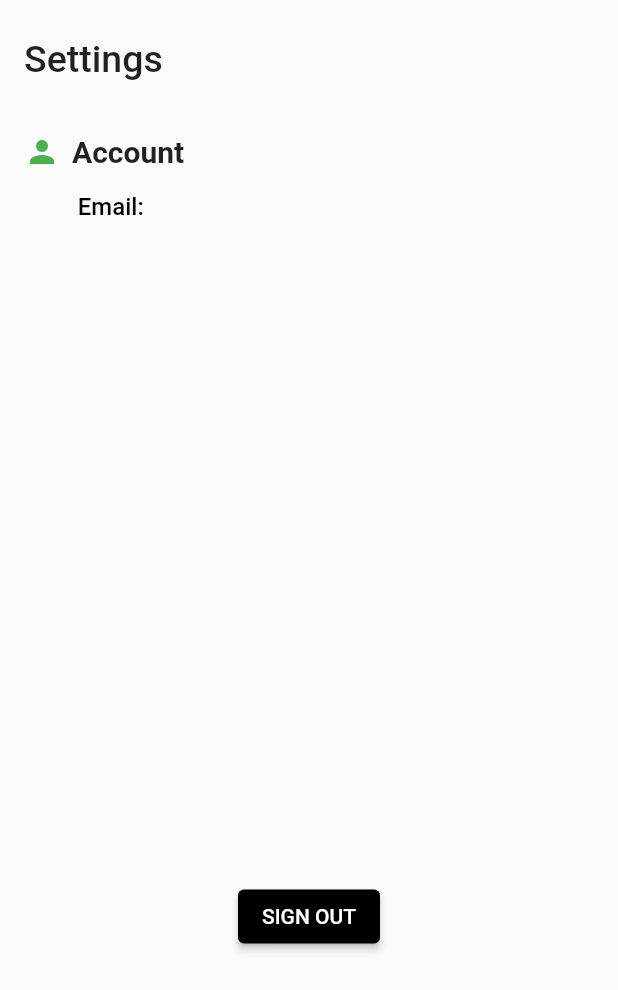
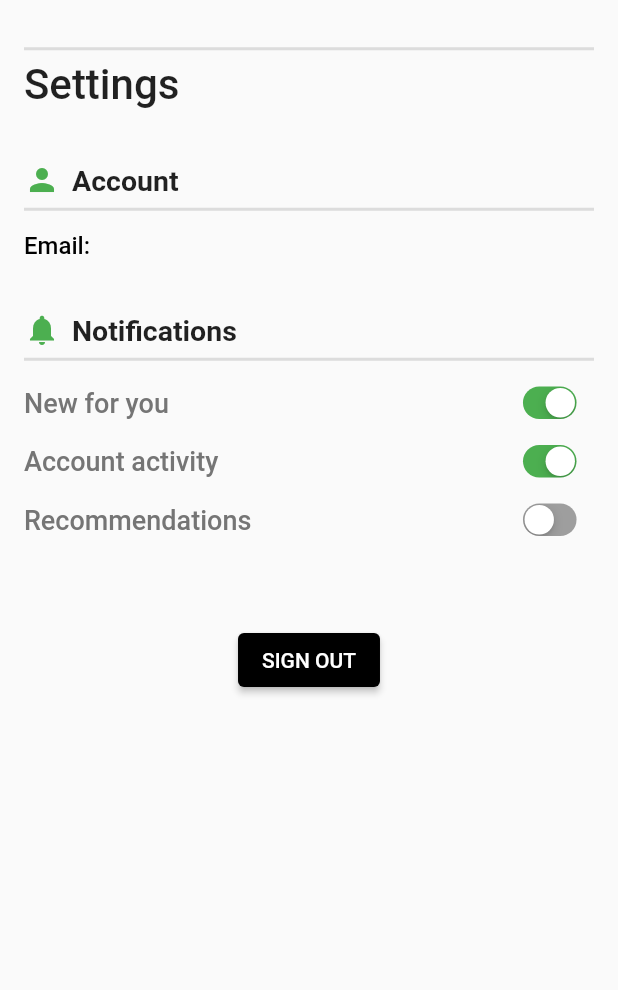
Before and after one commit to lesllarmand/aplicatie_licenta, a Flutter app: the SettingsPage screen opened directly, on a phone screen of 412 x 824 dp. Shown: the top 990 px of the screen. Run offline on Flutter 3.47's test engine with Material 2 defaults, Android fonts, the light colour scheme and no system bars; our stand-ins replace cloud_firestore, connectivity_plus, firebase_auth, firebase_core, fluttertoast, font_awesome_flutter and 5 more; missing offline and left inert: twitter_login; accounts and stored records are empty.

Commit message:
Settings Page done.
Finished Settings page design and functionality. Added Account section with the current email address of the user and added notifications section from which the user can select wether to receive certain notifications or not.

```diff
--- a/lib/User_Logged_In/settings.dart
+++ b/lib/User_Logged_In/settings.dart
@@ -2,6 +2,7 @@
 
 import 'package:cloud_firestore/cloud_firestore.dart';
 import 'package:firebase_auth/firebase_auth.dart';
+import 'package:flutter/cupertino.dart';
 import 'package:flutter/material.dart';
 import 'package:service_now/Models/user_model.dart';
 import 'package:service_now/Utils/next_screen.dart';
@@ -13,6 +14,27 @@ class SettingsPage extends StatefulWidget {
 }
 
 class _SettingsPageState extends State<SettingsPage> {
+  bool value1 = true;
+  bool value2 = true;
+  bool value3 = false;
+  onChange1(bool newValue1) {
+    setState(() {
+      value1 = newValue1;
+    });
+  }
+
+  onChange2(bool newValue2) {
+    setState(() {
+      value2 = newValue2;
+    });
+  }
+
+  onChange3(bool newValue3) {
+    setState(() {
+      value3 = newValue3;
+    });
+  }
+
   User? user = FirebaseAuth.instance.currentUser;
   UserModel loggedInUser = UserModel();
 
@@ -36,9 +58,13 @@ class _SettingsPageState extends State<SettingsPage> {
         padding: EdgeInsets.only(left: 16, top: 25, right: 16),
         child: ListView(
           children: [
+            Divider(
+              height: 15,
+              thickness: 2,
+            ),
             Text(
               "Settings",
-              style: TextStyle(fontSize: 25, fontWeight: FontWeight.w500),
+              style: TextStyle(fontSize: 28, fontWeight: FontWeight.w500),
             ),
             SizedBox(
               height: 35,
@@ -54,28 +80,56 @@ class _SettingsPageState extends State<SettingsPage> {
                 ),
                 Text(
                   "Account",
-                  style: TextStyle(fontSize: 20, fontWeight: FontWeight.bold),
+                  style: TextStyle(fontSize: 19, fontWeight: FontWeight.bold),
                 ),
               ],
             ),
-            SizedBox(height: 15),
-            Text("         Email: ${loggedInUser.email}",
+            Divider(
+              height: 15,
+              thickness: 2,
+            ),
+            SizedBox(height: 7),
+            Text("Email: ${loggedInUser.email}",
                 style: TextStyle(
                   fontSize: 16,
                   color: Colors.black,
                   fontWeight: FontWeight.w500,
                 )),
             SizedBox(
-              height: 20,
+              height: 35,
             ),
-            SizedBox(height: 420),
+            Row(
+              children: <Widget>[
+                Icon(
+                  Icons.notifications,
+                  color: Colors.green,
+                ),
+                SizedBox(
+                  width: 8,
+                ),
+                Text(
+                  "Notifications",
+                  style: TextStyle(fontSize: 19, fontWeight: FontWeight.bold),
+                ),
+              ],
+            ),
+            Divider(
+              height: 15,
+              thickness: 2,
+            ),
+            SizedBox(height: 2),
+            buildNotificationOptionRow("New for you", value1, onChange1),
+            buildNotificationOptionRow("Account activity", value2, onChange2),
+            buildNotificationOptionRow("Recommendations", value3, onChange3),
+            SizedBox(
+              height: 50,
+            ),
             Center(
               child: ElevatedButton(
                   style: ElevatedButton.styleFrom(
                     primary: Colors.black, // Background color
                   ),
                   onPressed: () {
-                    logout(context);
                     nextScreenReplace(context, const WelcomePageScreen());
                   },
                   child: const Text("SIGN OUT",
@@ -89,6 +143,32 @@ class _SettingsPageState extends State<SettingsPage> {
     );
   }
 
+  Row buildNotificationOptionRow(
+      String title, bool isActive, Function onChanged) {
+    return Row(
+      mainAxisAlignment: MainAxisAlignment.spaceBetween,
+      children: [
+        Text(
+          title,
+          style: TextStyle(
+              fontSize: 18,
+              fontWeight: FontWeight.w500,
+              color: Colors.grey[600]),
+        ),
+        Transform.scale(
+            scale: 0.7,
+            child: CupertinoSwitch(
+              trackColor: Colors.grey,
+              activeColor: Colors.green,
+              value: isActive,
+              onChanged: (bool val) {
+                onChanged(val);
+              },
+            ))
+      ],
+    );
+  }
+
   Future<void> logout(BuildContext context) async {
     await FirebaseAuth.instance.signOut();
     Navigator.of(context).pushReplacement(
```
